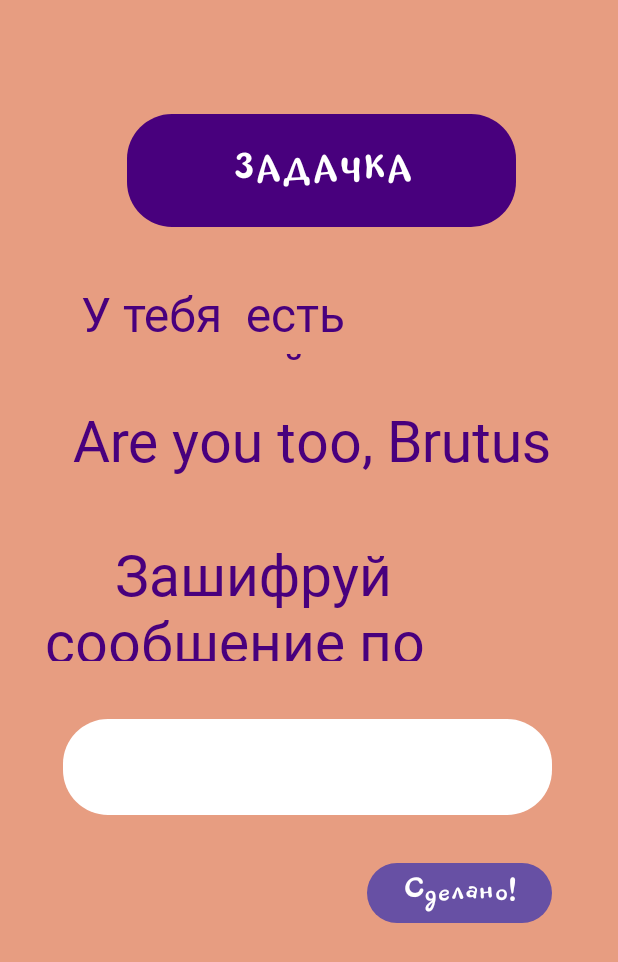
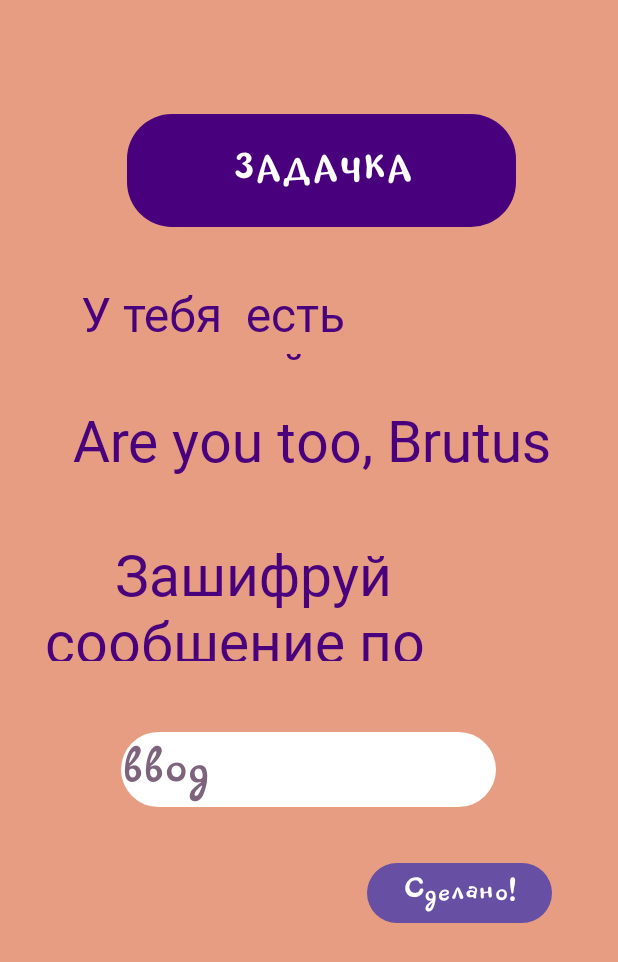
Before and after one commit to Morivan/-Armadillo, an Android app: the TaskActivity screen opened directly, with no data from a screen before it, on a phone screen of 412 x 824 dp. Shown: the top 962 px of the screen. Run offline under Robolectric (Android 15) with nearby library versions, the phone set to English and light mode, and no system bars.

Commit message:
Add files via upload

```diff
--- a/Armadillo/app/src/main/res/layout/activity_education.xml
+++ b/Armadillo/app/src/main/res/layout/activity_education.xml
@@ -46,10 +46,11 @@
         android:background="@drawable/rounded_background"
         android:fontFamily="@font/alumnisans_regular"
         android:gravity="center"
+        android:onClick="testActivity"
         android:text="@string/test"
         android:textSize="62sp"
+
         app:backgroundTint="@color/peach"
-
         app:layout_constraintEnd_toEndOf="parent"
         app:layout_constraintTop_toTopOf="@+id/button2" />
 
--- a/Armadillo/app/src/main/res/layout/activity_task.xml
+++ b/Armadillo/app/src/main/res/layout/activity_task.xml
@@ -19,20 +19,6 @@
     Зашифруй сообшение по заветам Цезаря."
         android:textColor="@color/violet"
         android:textSize="38dp"
-        app:layout_constraintEnd_toEndOf="parent"
-        app:layout_constraintTop_toBottomOf="@+id/textView4" />
-
-    <EditText
-        android:id="@+id/editTextTextMultiLine"
-        android:layout_width="326dp"
-        android:layout_height="64dp"
-        android:layout_marginTop="328dp"
-        android:layout_marginEnd="44dp"
-        android:background="@drawable/rounded_background"
-        android:backgroundTint="@color/white"
-        android:ems="10"
-        android:gravity="start|top"
-        android:inputType="textMultiLine"
         app:layout_constraintEnd_toEndOf="parent"
         app:layout_constraintTop_toBottomOf="@+id/textView4" />
 
@@ -78,4 +64,20 @@
         app:layout_constraintEnd_toEndOf="parent"
         app:layout_constraintTop_toBottomOf="@+id/textView4" />
 
+    <EditText
+        android:layout_width="250dp"
+        android:layout_height="50dp"
+        android:layout_marginTop="488dp"
+        android:fontFamily="@font/blackberry_normal"
+        android:background="@drawable/rounded_background_button"
+        android:backgroundTint="@color/white"
+        android:hint="@string/input"
+        android:textColorHint="@color/pale_purple"
+        android:textSize="42sp"
+        android:textColor="@color/violet"
+        app:layout_constraintEnd_toEndOf="parent"
+        app:layout_constraintHorizontal_bias="0.496"
+        app:layout_constraintStart_toStartOf="parent"
+        app:layout_constraintTop_toTopOf="parent" />
+
 </androidx.constraintlayout.widget.ConstraintLayout>
--- a/Armadillo/app/src/main/res/values/colors.xml
+++ b/Armadillo/app/src/main/res/values/colors.xml
@@ -2,6 +2,7 @@
 <resources>
     <color name="violet">#48007D</color>
     <color name="deep_purple">#5A287F</color>
+    <color name="purple">#7F2ABE</color>
     <color name="pale_purple">#7d637c</color>
     <color name="lilac">#A953E9</color>
     <color name="light_orange">#FFA566</color>
--- a/Armadillo/app/src/main/res/values/strings.xml
+++ b/Armadillo/app/src/main/res/values/strings.xml
@@ -22,6 +22,7 @@
     <string name="task">Задача</string>
     <string name="test">Тест</string>
     <string name="meow_task">задачка</string>
+    <string name="input">ввод</string>
     <string name="symmetric_cipher_text">
         Lorem ipsum dolor sit amet, consectetur adipiscing elit. Nam in scelerisque sem. Mauris
         volutpat, dolor id interdum ullamcorper, risus dolor egestas lectus, sit amet mattis purus
```
Also changed, not shown: Armadillo/app/src/main/res/layout/activity_test.xml (added, +118 -0 lines), Armadillo/app/src/main/res/drawable/logo.png (added).
